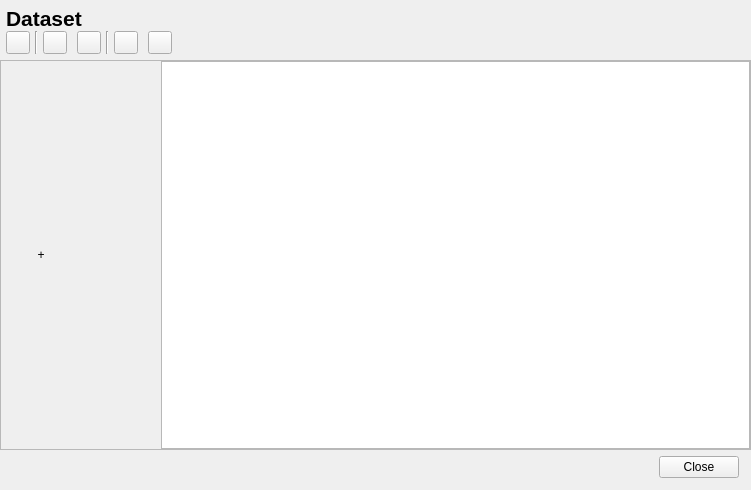
The window that labnote/ui/qt_ui/dataset.ui (drs/LabNote) describes before a commit, drawn with Qt 5.
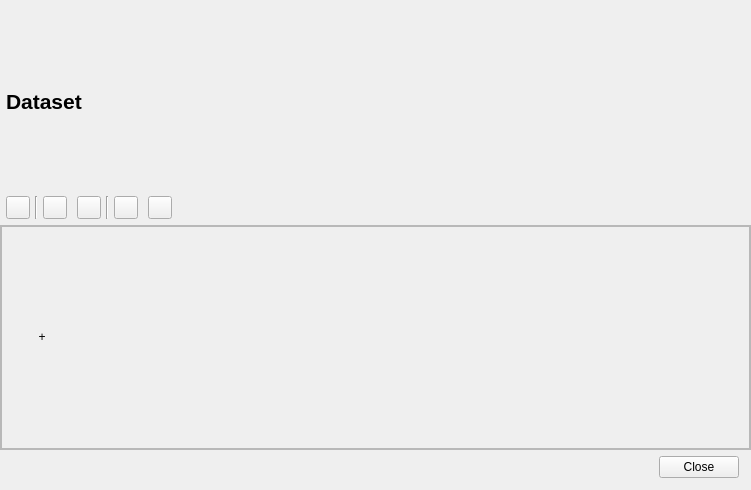
The same window after the commit.

```diff
--- a/labnote/ui/qt_ui/dataset.ui
+++ b/labnote/ui/qt_ui/dataset.ui
@@ -338,7 +338,7 @@
      <property name="frameShadow">
       <enum>QFrame::Raised</enum>
      </property>
-     <layout class="QHBoxLayout" name="horizontalLayout_3" stretch="0,10">
+     <layout class="QHBoxLayout" name="horizontalLayout_3" stretch="1,10">
       <property name="spacing">
        <number>0</number>
       </property>
@@ -355,10 +355,29 @@
        <number>0</number>
       </property>
       <item>
-       <layout class="QVBoxLayout" name="layout_tree">
+       <widget class="QFrame" name="frame_tree">
+        <property name="frameShape">
+         <enum>QFrame::StyledPanel</enum>
+        </property>
+        <property name="frameShadow">
+         <enum>QFrame::Raised</enum>
+        </property>
+        <layout class="QVBoxLayout" name="verticalLayout">
         <property name="spacing">
          <number>0</number>
         </property>
+         <property name="leftMargin">
+          <number>0</number>
+         </property>
+         <property name="topMargin">
+          <number>0</number>
+         </property>
+         <property name="rightMargin">
+          <number>0</number>
+         </property>
+         <property name="bottomMargin">
+          <number>0</number>
+         </property>
         <item>
          <layout class="QHBoxLayout" name="horizontalLayout">
           <item>
@@ -403,9 +422,14 @@
          </layout>
         </item>
        </layout>
+       </widget>
       </item>
       <item>
-       <widget class="QTableWidget" name="table"/>
+       <layout class="QHBoxLayout" name="layout_entry">
+        <property name="spacing">
+         <number>0</number>
+        </property>
+       </layout>
       </item>
      </layout>
     </widget>
```
Lines whose indentation alone changed are shown as unchanged.
